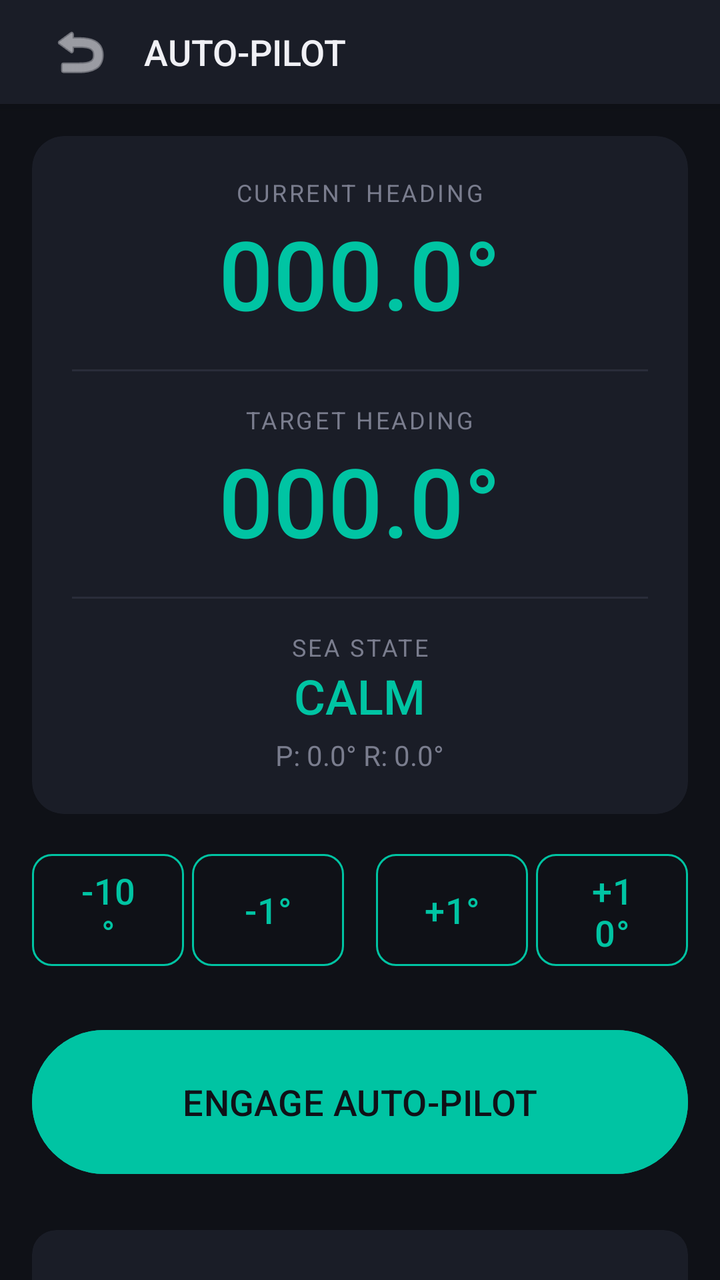
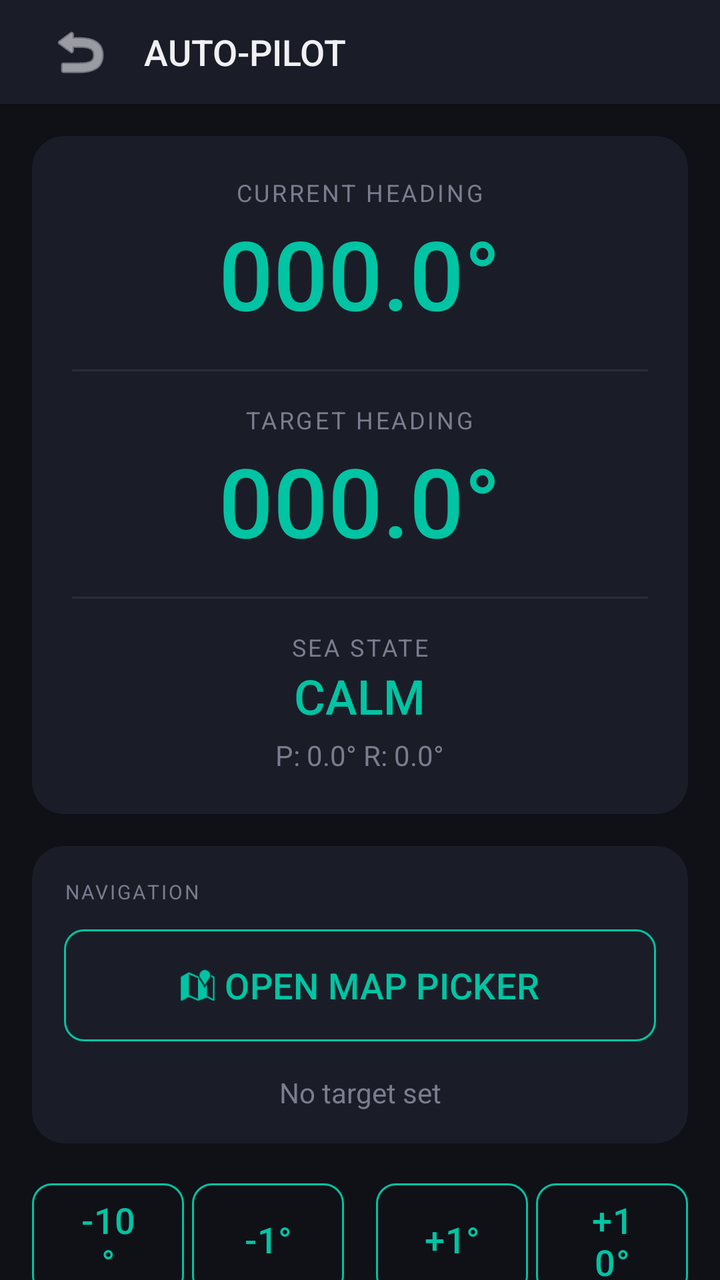

Compare the two renders of this Android layout. The source of the first and the diff that turns it into the second are given below.
<!-- AndroidManifest.xml: application theme Theme.TorqeedoController -->
<!-- res/layout/activity_autopilot.xml -->
<?xml version="1.0" encoding="utf-8"?>
<androidx.constraintlayout.widget.ConstraintLayout xmlns:android="http://schemas.android.com/apk/res/android"
    xmlns:app="http://schemas.android.com/apk/res-auto"
    android:layout_width="match_parent"
    android:layout_height="match_parent"
    android:background="@color/bg_primary">

    <LinearLayout
        android:id="@+id/header"
        android:layout_width="match_parent"
        android:layout_height="52dp"
        android:background="@color/bg_surface"
        android:gravity="center_vertical"
        android:orientation="horizontal"
        android:paddingHorizontal="16dp"
        android:elevation="4dp"
        app:layout_constraintTop_toTopOf="parent">

        <ImageButton
            android:id="@+id/btnBack"
            android:layout_width="48dp"
            android:layout_height="48dp"
            android:background="?attr/selectableItemBackgroundBorderless"
            android:src="@android:drawable/ic_menu_revert"
            app:tint="@color/text_primary" />

        <TextView
            android:layout_width="wrap_content"
            android:layout_height="wrap_content"
            android:text="AUTO-PILOT"
            android:textColor="@color/text_primary"
            android:textSize="18sp"
            android:fontFamily="sans-serif-medium"
            android:layout_marginStart="8dp" />
    </LinearLayout>

    <androidx.core.widget.NestedScrollView
        android:layout_width="match_parent"
        android:layout_height="0dp"
        app:layout_constraintTop_toBottomOf="@id/header"
        app:layout_constraintBottom_toBottomOf="parent">

        <LinearLayout
            android:layout_width="match_parent"
            android:layout_height="wrap_content"
            android:orientation="vertical"
            android:padding="16dp">

            
            <androidx.cardview.widget.CardView
                android:layout_width="match_parent"
                android:layout_height="wrap_content"
                android:layout_marginBottom="16dp"
                app:cardBackgroundColor="@color/bg_surface"
                app:cardCornerRadius="16dp"
                app:cardElevation="0dp">

                <LinearLayout
                    android:layout_width="match_parent"
                    android:layout_height="wrap_content"
                    android:orientation="vertical"
                    android:padding="20dp"
                    android:gravity="center">

                    <TextView
                        android:layout_width="wrap_content"
                        android:layout_height="wrap_content"
                        android:text="CURRENT HEADING"
                        android:textColor="@color/text_secondary"
                        android:textSize="12sp"
                        android:letterSpacing="0.1" />

                    <TextView
                        android:id="@+id/tvCurrentHeading"
                        android:layout_width="wrap_content"
                        android:layout_height="wrap_content"
                        android:text="000.0°"
                        android:textColor="@color/accent_primary"
                        android:textSize="48sp"
                        android:fontFamily="sans-serif-medium" />

                    <View
                        android:layout_width="match_parent"
                        android:layout_height="1dp"
                        android:background="@color/border_subtle"
                        android:layout_marginVertical="16dp" />

                    <TextView
                        android:layout_width="wrap_content"
                        android:layout_height="wrap_content"
                        android:text="TARGET HEADING"
                        android:textColor="@color/text_secondary"
                        android:textSize="12sp"
                        android:letterSpacing="0.1" />

                    <TextView
                        android:id="@+id/tvTargetHeading"
                        android:layout_width="wrap_content"
                        android:layout_height="wrap_content"
                        android:text="000.0°"
                        android:textColor="@color/status_connected"
                        android:textSize="48sp"
                        android:fontFamily="sans-serif-medium" />

                    <View
                        android:layout_width="match_parent"
                        android:layout_height="1dp"
                        android:background="@color/border_subtle"
                        android:layout_marginVertical="16dp" />

                    <TextView
                        android:layout_width="wrap_content"
                        android:layout_height="wrap_content"
                        android:text="SEA STATE"
                        android:textColor="@color/text_secondary"
                        android:textSize="12sp"
                        android:letterSpacing="0.1" />

                    <TextView
                        android:id="@+id/tvSeaState"
                        android:layout_width="wrap_content"
                        android:layout_height="wrap_content"
                        android:text="CALM"
                        android:textColor="@color/status_connected"
                        android:textSize="24sp"
                        android:fontFamily="sans-serif-medium" />

                    <TextView
                        android:id="@+id/tvPitchRoll"
                        android:layout_width="wrap_content"
                        android:layout_height="wrap_content"
                        android:text="P: 0.0° R: 0.0°"
                        android:textColor="@color/text_secondary"
                        android:textSize="14sp"
                        android:layout_marginTop="4dp" />
                </LinearLayout>
            </androidx.cardview.widget.CardView>

            
            <LinearLayout
                android:layout_width="match_parent"
                android:layout_height="wrap_content"
                android:orientation="horizontal"
                android:gravity="center"
                android:layout_marginBottom="24dp">

                <Button
                    android:id="@+id/btnHdgMinus10"
                    style="@style/Widget.TorqeedoController.Button.Secondary"
                    android:layout_width="0dp"
                    android:layout_height="64dp"
                    android:layout_weight="1"
                    android:text="-10°"
                    android:layout_marginEnd="4dp"/>

                <Button
                    android:id="@+id/btnHdgMinus1"
                    style="@style/Widget.TorqeedoController.Button.Secondary"
                    android:layout_width="0dp"
                    android:layout_height="64dp"
                    android:layout_weight="1"
                    android:text="-1°"
                    android:layout_marginEnd="8dp"/>

                <Button
                    android:id="@+id/btnHdgPlus1"
                    style="@style/Widget.TorqeedoController.Button.Secondary"
                    android:layout_width="0dp"
                    android:layout_height="64dp"
                    android:layout_weight="1"
                    android:text="+1°"
                    android:layout_marginStart="8dp"/>

                <Button
                    android:id="@+id/btnHdgPlus10"
                    style="@style/Widget.TorqeedoController.Button.Secondary"
                    android:layout_width="0dp"
                    android:layout_height="64dp"
                    android:layout_weight="1"
                    android:text="+10°"
                    android:layout_marginStart="4dp"/>
            </LinearLayout>

            
            <com.google.android.material.button.MaterialButton
                android:id="@+id/btnToggleAutoPilot"
                android:layout_width="match_parent"
                android:layout_height="80dp"
                android:text="ENGAGE AUTO-PILOT"
                android:textSize="18sp"
                app:cornerRadius="40dp"
                android:layout_marginBottom="24dp"
                android:backgroundTint="@color/status_connected" />

            
            <androidx.cardview.widget.CardView
                android:layout_width="match_parent"
                android:layout_height="wrap_content"
                android:layout_marginBottom="16dp"
                app:cardBackgroundColor="@color/bg_surface"
                app:cardCornerRadius="12dp"
                app:cardElevation="0dp">

                <LinearLayout
                    android:layout_width="match_parent"
                    android:layout_height="wrap_content"
                    android:orientation="vertical"
                    android:padding="16dp">

                    <LinearLayout
                        android:layout_width="match_parent"
                        android:layout_height="wrap_content"
                        android:orientation="horizontal"
                        android:gravity="center_vertical"
                        android:layout_marginBottom="12dp">
                        <TextView
                            android:layout_width="0dp"
                            android:layout_height="wrap_content"
                            android:layout_weight="1"
                            android:text="PID TUNING"
                            android:textColor="@color/text_secondary"
                            android:textSize="10sp"
                            android:letterSpacing="0.1" />
                        <com.google.android.material.switchmaterial.SwitchMaterial
                            android:id="@+id/swUseRudderSensor"
                            android:layout_width="wrap_content"
                            android:layout_height="wrap_content"
                            android:text="USE 0xA5 SENSOR"
                            android:textColor="@color/text_secondary"
                            android:textSize="10sp" />
                    </LinearLayout>

                    
                    <LinearLayout
                        android:layout_width="match_parent"
                        android:layout_height="wrap_content"
                        android:orientation="horizontal"
                        android:gravity="center_vertical"
                        android:layout_marginBottom="8dp">
                        <TextView
                            android:layout_width="40dp"
                            android:layout_height="wrap_content"
                            android:text="Kp"
                            android:textColor="@color/text_primary" />
                        <SeekBar
                            android:id="@+id/sbKp"
                            android:layout_width="0dp"
                            android:layout_height="wrap_content"
                            android:layout_weight="1"
                            android:max="50" />
                        <EditText
                            android:id="@+id/etKp"
                            android:layout_width="60dp"
                            android:layout_height="wrap_content"
                            android:inputType="numberDecimal"
                            android:gravity="center"
                            android:textSize="14sp"
                            android:background="@color/bg_primary"
                            android:padding="4dp"
                            android:imeOptions="actionDone" />
                    </LinearLayout>

                    
                    <LinearLayout
                        android:layout_width="match_parent"
                        android:layout_height="wrap_content"
                        android:orientation="horizontal"
                        android:gravity="center_vertical"
                        android:layout_marginBottom="8dp">
                        <TextView
                            android:layout_width="40dp"
                            android:layout_height="wrap_content"
                            android:text="Ki"
                            android:textColor="@color/text_primary" />
                        <SeekBar
                            android:id="@+id/sbKi"
                            android:layout_width="0dp"
                            android:layout_height="wrap_content"
                            android:layout_weight="1"
                            android:max="50" />
                        <EditText
                            android:id="@+id/etKi"
                            android:layout_width="60dp"
                            android:layout_height="wrap_content"
                            android:inputType="numberDecimal"
                            android:gravity="center"
                            android:textSize="14sp"
                            android:background="@color/bg_primary"
                            android:padding="4dp"
                            android:imeOptions="actionDone" />
                    </LinearLayout>

                    
                    <LinearLayout
                        android:layout_width="match_parent"
                        android:layout_height="wrap_content"
                        android:orientation="horizontal"
                        android:gravity="center_vertical">
                        <TextView
                            android:layout_width="40dp"
                            android:layout_height="wrap_content"
                            android:text="Kd"
                            android:textColor="@color/text_primary" />
                        <SeekBar
                            android:id="@+id/sbKd"
                            android:layout_width="0dp"
                            android:layout_height="wrap_content"
                            android:layout_weight="1"
                            android:max="50" />
                        <EditText
                            android:id="@+id/etKd"
                            android:layout_width="60dp"
                            android:layout_height="wrap_content"
                            android:inputType="numberDecimal"
                            android:gravity="center"
                            android:textSize="14sp"
                            android:background="@color/bg_primary"
                            android:padding="4dp"
                            android:imeOptions="actionDone" />
                    </LinearLayout>
                </LinearLayout>
            </androidx.cardview.widget.CardView>

            
            <androidx.cardview.widget.CardView
                android:layout_width="match_parent"
                android:layout_height="wrap_content"
                app:cardBackgroundColor="@color/bg_surface"
                app:cardCornerRadius="12dp"
                app:cardElevation="0dp">

                <LinearLayout
                    android:layout_width="match_parent"
                    android:layout_height="wrap_content"
                    android:orientation="horizontal"
                    android:padding="16dp"
                    android:baselineAligned="false">

                    <LinearLayout
                        android:layout_width="0dp"
                        android:layout_height="wrap_content"
                        android:layout_weight="1"
                        android:orientation="vertical"
                        android:gravity="center">
                        <TextView
                            android:id="@+id/tvRudderPos"
                            android:layout_width="wrap_content"
                            android:layout_height="wrap_content"
                            android:text="0%"
                            android:textColor="@color/accent_primary"
                            android:textSize="20sp"
                            android:fontFamily="sans-serif-medium" />
                        <TextView
                            android:layout_width="wrap_content"
                            android:layout_height="wrap_content"
                            android:text="RUDDER"
                            android:textColor="@color/text_secondary"
                            android:textSize="10sp" />
                    </LinearLayout>

                    <View
                        android:layout_width="1dp"
                        android:layout_height="match_parent"
                        android:background="@color/border_subtle" />

                    <LinearLayout
                        android:layout_width="0dp"
                        android:layout_height="wrap_content"
                        android:layout_weight="1"
                        android:orientation="vertical"
                        android:gravity="center">
                        <TextView
                            android:id="@+id/tvSpeed"
                            android:layout_width="wrap_content"
                            android:layout_height="wrap_content"
                            android:text="0%"
                            android:textColor="@color/accent_primary"
                            android:textSize="20sp"
                            android:fontFamily="sans-serif-medium" />
                        <TextView
                            android:layout_width="wrap_content"
                            android:layout_height="wrap_content"
                            android:text="THROTTLE"
                            android:textColor="@color/text_secondary"
                            android:textSize="10sp" />
                    </LinearLayout>

                </LinearLayout>
            </androidx.cardview.widget.CardView>

        </LinearLayout>
    </androidx.core.widget.NestedScrollView>

</androidx.constraintlayout.widget.ConstraintLayout>
<!-- resources referenced by this layout -->
<resources>
  <color name="accent_primary">#00C4A3</color>
  <color name="bg_primary">#0F1117</color>
  <color name="bg_surface">#1A1D27</color>
  <color name="border_subtle">#2A2D3A</color>
  <color name="status_connected">#00C4A3</color>
  <color name="text_primary">#F0F0F5</color>
  <color name="text_secondary">#7A7D8E</color>
  <style name="Widget.TorqeedoController.Button.Secondary" parent="Widget.Material3.Button.OutlinedButton">
          <item name="strokeColor">@color/accent_primary</item>
          <item name="strokeWidth">1dp</item>
          <item name="android:textColor">@color/accent_primary</item>
          <item name="android:textSize">18dp</item>
          <item name="cornerRadius">10dp</item>
          <item name="android:stateListAnimator">@null</item>
      </style>
  <style name="Theme.TorqeedoController" parent="Theme.Material3.Dark.NoActionBar">
          
          <item name="colorPrimary">@color/accent_primary</item>
          <item name="colorOnPrimary">@color/bg_primary</item>
          <item name="colorPrimaryContainer">@color/accent_dark</item>
          <item name="colorOnPrimaryContainer">@color/text_primary</item>
  
          
          <item name="colorSurface">@color/bg_surface</item>
          <item name="colorOnSurface">@color/text_primary</item>
          <item name="colorSurfaceVariant">@color/bg_surface</item>
          <item name="colorOnSurfaceVariant">@color/text_secondary</item>
  
          
          <item name="android:colorBackground">@color/bg_primary</item>
          <item name="colorOnBackground">@color/text_primary</item>
  
          
          <item name="android:windowBackground">@color/bg_primary</item>
          <item name="android:statusBarColor">@color/bg_surface</item>
          <item name="android:navigationBarColor">@color/bg_primary</item>
          <item name="android:windowLightStatusBar">false</item>
          <item name="android:windowLightNavigationBar">false</item>
  
          
          <item name="colorControlActivated">@color/accent_primary</item>
          <item name="colorControlNormal">@color/border_subtle</item>
      </style>
  <color name="accent_dark">#00977E</color>
</resources>

<!-- the commit's change to res/layout/activity_autopilot.xml (unified diff, before → after) -->
@@ -137,6 +137,51 @@
             </androidx.cardview.widget.CardView>
 
             
+            <androidx.cardview.widget.CardView
+                android:layout_width="match_parent"
+                android:layout_height="wrap_content"
+                android:layout_marginBottom="16dp"
+                app:cardBackgroundColor="@color/bg_surface"
+                app:cardCornerRadius="16dp"
+                app:cardElevation="0dp">
+
+                <LinearLayout
+                    android:layout_width="match_parent"
+                    android:layout_height="wrap_content"
+                    android:orientation="vertical"
+                    android:padding="16dp">
+
+                    <TextView
+                        android:layout_width="wrap_content"
+                        android:layout_height="wrap_content"
+                        android:text="NAVIGATION"
+                        android:textColor="@color/text_secondary"
+                        android:textSize="10sp"
+                        android:letterSpacing="0.1"
+                        android:layout_marginBottom="8dp"/>
+
+                    <com.google.android.material.button.MaterialButton
+                        android:id="@+id/btnOpenMap"
+                        style="@style/Widget.TorqeedoController.Button.Secondary"
+                        android:layout_width="match_parent"
+                        android:layout_height="64dp"
+                        android:text="OPEN MAP PICKER"
+                        app:icon="@android:drawable/ic_dialog_map"
+                        app:iconGravity="textStart" />
+
+                    <TextView
+                        android:id="@+id/tvWaypointInfo"
+                        android:layout_width="match_parent"
+                        android:layout_height="wrap_content"
+                        android:text="No target set"
+                        android:textColor="@color/text_secondary"
+                        android:textSize="14sp"
+                        android:layout_marginTop="12dp"
+                        android:gravity="center"/>
+                </LinearLayout>
+            </androidx.cardview.widget.CardView>
+
+            
             <LinearLayout
                 android:layout_width="match_parent"
                 android:layout_height="wrap_content"
@@ -247,7 +292,7 @@
                             android:layout_width="0dp"
                             android:layout_height="wrap_content"
                             android:layout_weight="1"
-                            android:max="50" />
+                            android:max="100" />
                         <EditText
                             android:id="@+id/etKp"
                             android:layout_width="60dp"
@@ -277,7 +322,7 @@
                             android:layout_width="0dp"
                             android:layout_height="wrap_content"
                             android:layout_weight="1"
-                            android:max="50" />
+                            android:max="100" />
                         <EditText
                             android:id="@+id/etKi"
                             android:layout_width="60dp"
@@ -306,7 +351,7 @@
                             android:layout_width="0dp"
                             android:layout_height="wrap_content"
                             android:layout_weight="1"
-                            android:max="50" />
+                            android:max="100" />
                         <EditText
                             android:id="@+id/etKd"
                             android:layout_width="60dp"
